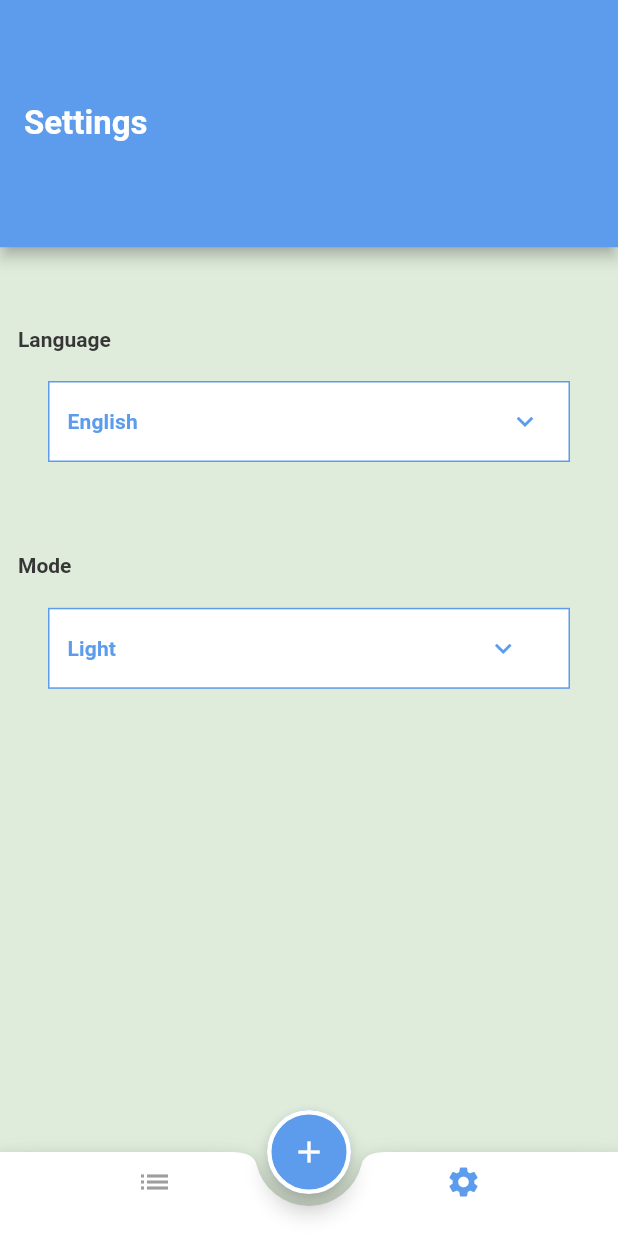
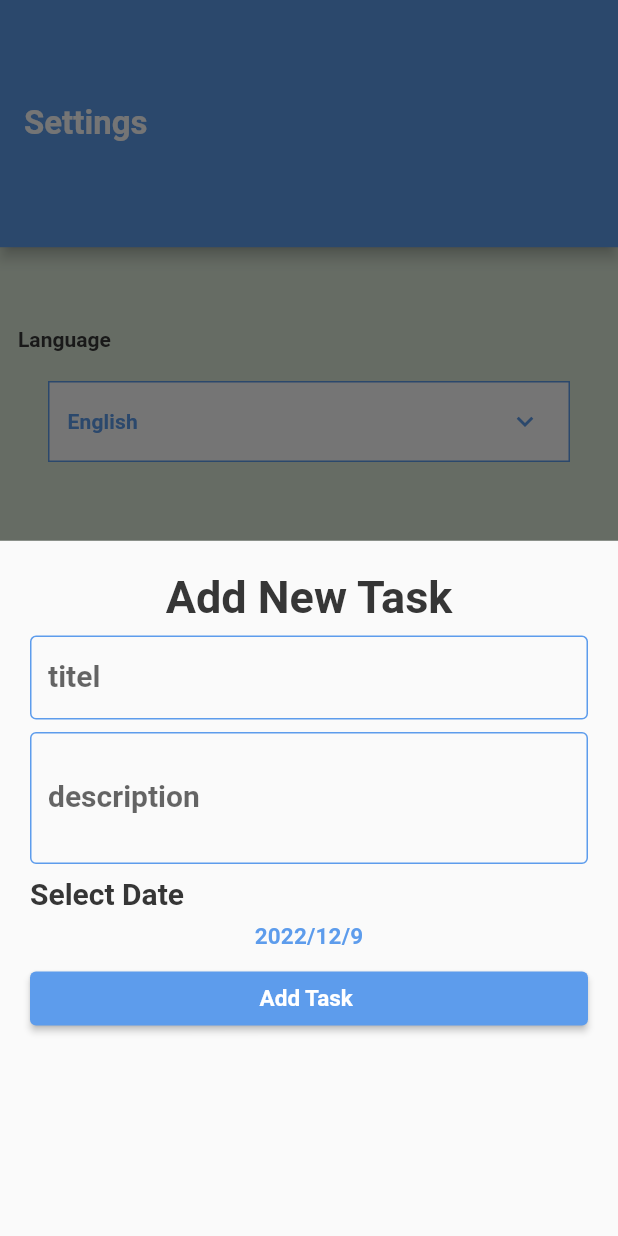
Before and after one commit to Medokha/to_do, a Flutter app: the screen it shows after launch, item 2 of the bottom bar chosen, after a tap on the "add" icon, on a phone screen of 412 x 824 dp. Run offline on Flutter 3.47's test engine with Material 2 defaults, Android fonts, the phone set to English and light mode, and no system bars; generated files the repository leaves out were written again.

Commit message:
add task buttom sheat

```diff
--- a/lib/layout/home_layout.dart
+++ b/lib/layout/home_layout.dart
@@ -2,6 +2,7 @@ import 'package:flutter/cupertino.dart';
 import 'package:flutter/material.dart';
 import 'package:provider/provider.dart';
 import 'package:todo/modules/settings/settings.dart';
+import 'package:todo/modules/tasks_list/button_sheet.dart';
 import 'package:todo/modules/tasks_list/tasks_list.dart';
 import 'package:todo/provider/myprovider_layout.dart';
 import 'package:todo/shared/styles/my_theme.dart';
@@ -27,7 +28,9 @@ class homelayout extends StatelessWidget {
             width: 3
           )
         ),
-        onPressed: () {  },
+        onPressed: () {
+          showtaskbottonsheet(context);
+        },
         child: Icon(Icons.add),
       ),
       bottomNavigationBar: BottomAppBar(
@@ -48,5 +51,9 @@ class homelayout extends StatelessWidget {
       body: tabs[pro.curentindex],
     );
   }
+  void showtaskbottonsheet(BuildContext context){
+    showModalBottomSheet(context: context,
+        builder: (context) => buttonsheet());
+}
   List<Widget> tabs =[taskslist(),settings()];
 }
--- a/lib/main.dart
+++ b/lib/main.dart
@@ -2,6 +2,7 @@ import 'package:flutter_localizations/flutter_localizations.dart';
 import 'package:flutter/material.dart';
 import 'package:todo/layout/home_layout.dart';
 import 'package:todo/provider/myprovider_layout.dart';
+import 'package:todo/provider/provider_add_task.dart';
 import 'package:todo/provider/provider_settings.dart';
 import 'package:todo/shared/styles/my_theme.dart';
 import 'package:provider/provider.dart';
@@ -13,6 +14,8 @@ void main() {
           create: (context)=>providerlayout()),
       ChangeNotifierProvider(
           create: (context)=>providersettings()),
+      ChangeNotifierProvider(
+          create: (context)=>provideraddtask()),
     ],
       child: MyApp()));
 }
--- /dev/null
+++ b/lib/modules/tasks_list/button_sheet.dart
@@ -0,0 +1,102 @@
+import 'package:flutter/cupertino.dart';
+import 'package:flutter/material.dart';
+import 'package:provider/provider.dart';
+import 'package:todo/provider/provider_add_task.dart';
+import 'package:todo/shared/styles/colors.dart';
+
+class buttonsheet extends StatelessWidget {
+  var titelcontroler = TextEditingController();
+  var descriptionlcontroler = TextEditingController();
+  GlobalKey<FormState> formkey= GlobalKey<FormState>();
+  @override
+  Widget build(BuildContext context) {
+    var pro =Provider.of<provideraddtask>(context);
+    return Container(
+      margin: EdgeInsets.all(20),
+      child: Column(
+        crossAxisAlignment: CrossAxisAlignment.stretch,
+        children: [
+          Text("Add New Task",
+            textAlign: TextAlign.center,
+            style: Theme.of(context).textTheme.subtitle1?.copyWith(fontSize: 30),),
+          SizedBox(
+            height: MediaQuery.of(context).size.height*.01,
+          ),
+          Form(
+            key: formkey,
+              child: Column(
+                children: [
+                  TextFormField(
+                    controller: titelcontroler,
+                    validator: (text){
+                      if(text==''){
+                        return'Pleas Enter Titel';
+                      }
+                      return null;
+                    },
+                    decoration: InputDecoration(
+                      label: Text('titel',style: TextStyle(fontSize: 20),),
+                      enabledBorder: OutlineInputBorder(
+                        borderSide: BorderSide(
+                          color: primarycolor,
+                        )
+                      )
+                    ),
+                  ),
+                  SizedBox(
+                    height: MediaQuery.of(context).size.height*.01,
+                  ),
+                  TextFormField(
+                    maxLines: 3,
+                    controller: descriptionlcontroler,
+                    validator: (text){
+                      if(text==''){
+                        return'Pleas Enter Description';
+                      }
+                      return null;
+                    },
+                    decoration: InputDecoration(
+                        label: Text('description',style: TextStyle(fontSize: 20),),
+                        enabledBorder: OutlineInputBorder(
+                            borderSide: BorderSide(
+                              color: primarycolor,
+                            )
+                        )
+                    ),
+                  ),
+                ],
+              )),
+          SizedBox(
+            height: MediaQuery.of(context).size.height*.01,
+          ),
+          Text("Select Date ",
+              style: Theme.of(context).textTheme.subtitle1?.copyWith(fontSize: 20)),
+          SizedBox(
+            height: MediaQuery.of(context).size.height*.01,
+          ),
+          InkWell(
+            onTap: (){
+              pro.showpiker(context);
+            },
+            child: Text("${pro.selecttime.year}/${pro.selecttime.month}/${pro.selecttime.day}",
+                style: Theme.of(context).textTheme.subtitle2?.copyWith(fontSize: 15,),
+              textAlign: TextAlign.center,),
+          ),
+          SizedBox(
+            height: MediaQuery.of(context).size.height*.01,
+          ),
+          ElevatedButton(
+              onPressed: (){
+                if(formkey.currentState!.validate()){
+                  print("__________");
+                }
+              },
+              child: Text('Add Task ',
+                style: Theme.of(context).textTheme.subtitle1?.
+                copyWith(fontSize: 15,color: Colors.white),))
+        ],
+      ),
+
+    );
+  }
+}
--- /dev/null
+++ b/lib/provider/provider_add_task.dart
@@ -0,0 +1,19 @@
+import 'package:flutter/cupertino.dart';
+import 'package:flutter/material.dart';
+
+class provideraddtask extends ChangeNotifier{
+  DateTime selecttime =DateTime.now();
+  void showpiker (BuildContext context) async {
+    DateTime? chosendate =await showDatePicker(
+        context: context,
+        initialDate: selecttime,
+        firstDate: DateTime.now(),
+        lastDate: DateTime.now().add(Duration(days: 365)));
+    if(chosendate==null)return;
+    selecttime = chosendate;
+    notifyListeners();
+
+
+  }
+
+}
--- a/lib/shared/styles/my_theme.dart
+++ b/lib/shared/styles/my_theme.dart
@@ -14,7 +14,7 @@ class my_theme{
           primary: primarycolor,
           brightness: Brightness.light,
           onBackground: black,
-          onSurface: Colors.white,
+          onSurface: Colors.black,
           secondary: black,
           surface: Colors.grey) ,
       scaffoldBackgroundColor: greenback,
@@ -53,7 +53,7 @@ class my_theme{
           primary: primarycolor,
           brightness: Brightness.light,
           onBackground: black,
-          onSurface: Colors.white,
+          onSurface: Colors.black,
           secondary: black,
           surface: Colors.grey) ,
       scaffoldBackgroundColor: darkc,
```
